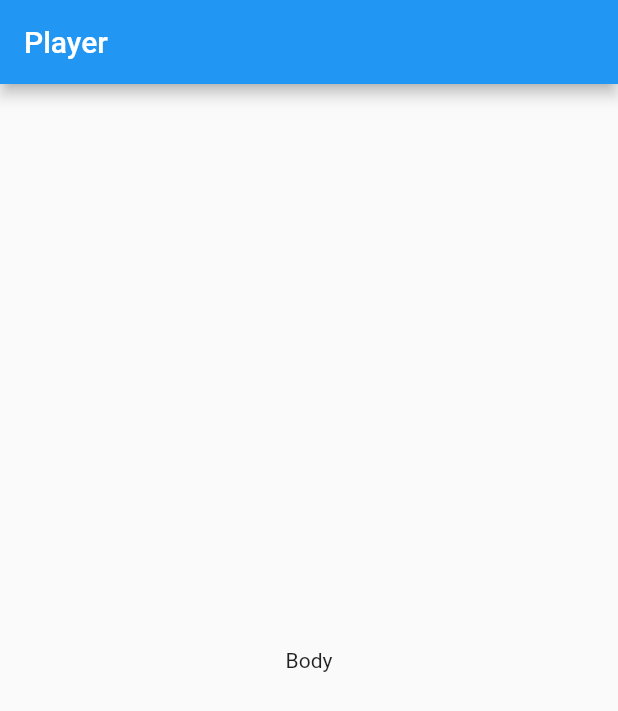
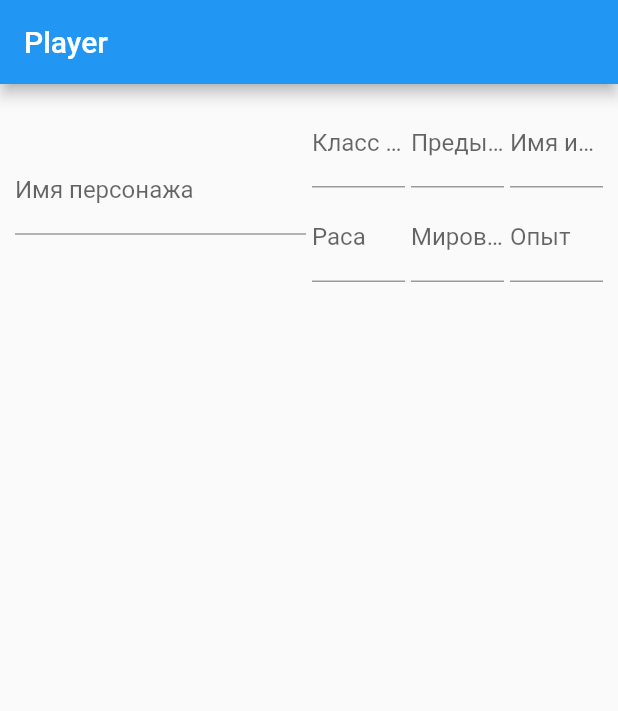
Before and after one commit to gudn/ddplayer, a Flutter app: the screen it shows after launch, on a phone screen of 412 x 824 dp. Shown: the top 711 px of the screen. Run offline on Flutter 3.47's test engine with Material 2 defaults, Android fonts, the light colour scheme and no system bars; our stand-ins replace bloc.

Commit message:
add base head

```diff
--- /dev/null
+++ b/lib/base_cubit.dart
@@ -0,0 +1,21 @@
+import 'package:bloc/bloc.dart';
+
+class KV<T> {
+  final String name;
+  T value;
+
+  KV({required this.name, required this.value});
+}
+
+class DDCubit<T> extends Cubit<KV<T>> {
+  final String name;
+
+  DDCubit({required this.name, required T value})
+      : super(KV(name: name, value: value));
+
+  void set(T value) {
+    emit(KV(name: this.name, value: value));
+  }
+
+  T get() => state.value;
+}
--- /dev/null
+++ b/lib/components/head.dart
@@ -0,0 +1,37 @@
+import 'package:flutter/material.dart';
+
+import 'package:ddplayer/components/input.dart';
+
+class Head extends StatelessWidget {
+  @override
+  Widget build(BuildContext context) {
+    return Padding(
+      padding: const EdgeInsets.all(8.0),
+      child: Row(
+        children: [
+          Input('Имя персонажа'),
+          Expanded(
+            child: Column(
+              children: [
+                Row(
+                  children: [
+                    Input('Класс и уровень'),
+                    Input('Предыстория'),
+                    Input('Имя игрока')
+                  ],
+                ),
+                Row(
+                  children: [
+                    Input('Раса'),
+                    Input('Мировоззрение'),
+                    Input('Опыт')
+                  ],
+                )
+              ],
+            ),
+          ),
+        ],
+      ),
+    );
+  }
+}
--- /dev/null
+++ b/lib/components/input.dart
@@ -0,0 +1,23 @@
+import 'package:ddplayer/base_cubit.dart';
+import 'package:flutter/material.dart';
+
+class Input<T> extends StatelessWidget {
+  final String label;
+  final DDCubit<T>? cubit;
+
+  Input(this.label, {this.cubit});
+
+  @override
+  Widget build(BuildContext context) {
+    final decoration = InputDecoration(labelText: label);
+
+    return Expanded(
+      child: Padding(
+        padding: const EdgeInsets.all(2.0),
+        child: TextField(
+          decoration: decoration,
+        ),
+      ),
+    );
+  }
+}
--- a/lib/view/player_page.dart
+++ b/lib/view/player_page.dart
@@ -1,3 +1,4 @@
+import 'package:ddplayer/components/head.dart';
 import 'package:flutter/material.dart';
 
 class PlayerPage extends StatelessWidget {
@@ -6,10 +7,9 @@ class PlayerPage extends StatelessWidget {
   @override
   Widget build(Object context) {
     return Scaffold(
-      appBar: AppBar(title: Text('Player')),
-      body: Center(
-        child: Text('Body'),
-      ),
-    );
+        appBar: AppBar(title: Text('Player')),
+        body: Column(
+          children: [Head()],
+        ));
   }
 }
--- a/pubspec.yaml
+++ b/pubspec.yaml
@@ -12,6 +12,7 @@ dependencies:
   flutter:
     sdk: flutter
 
+  flutter_bloc: ^7.0.0
   cupertino_icons: ^1.0.2
 
 dev_dependencies:
```
Also changed, not shown: pubspec.lock.
